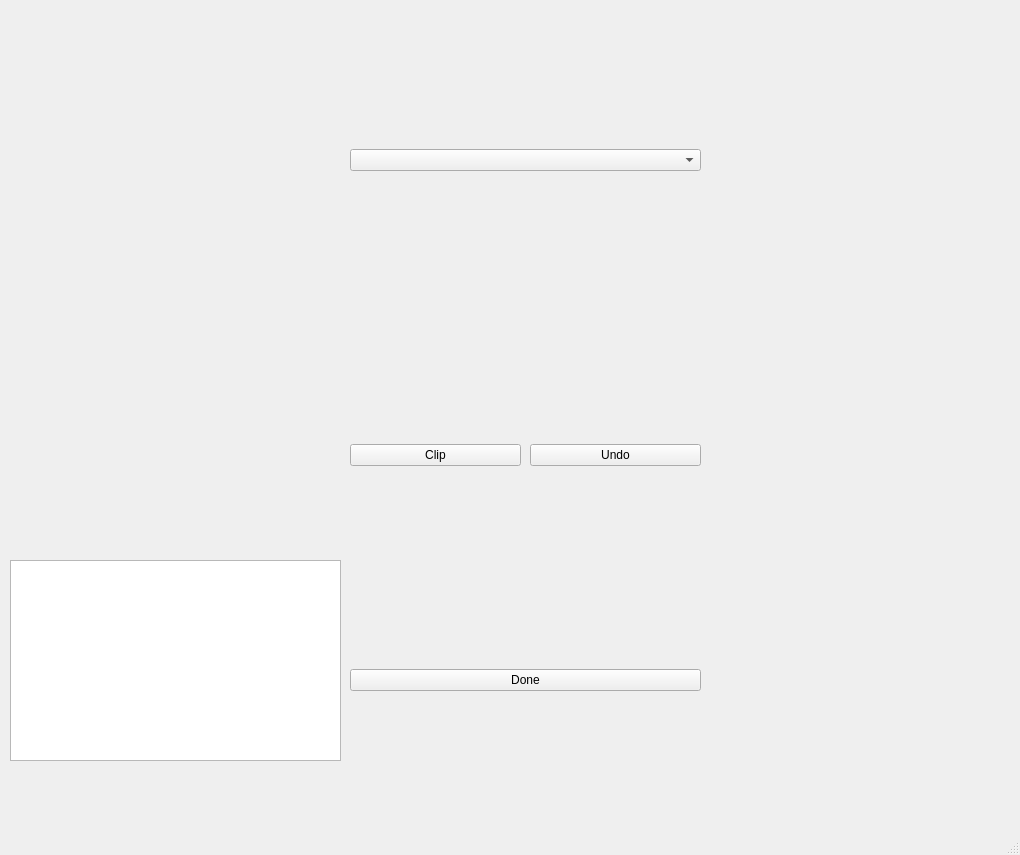
Above: model/PlaneFittingUI.ui from wuxiaohua1011/annotation_app before the change. Below: the same form after it.
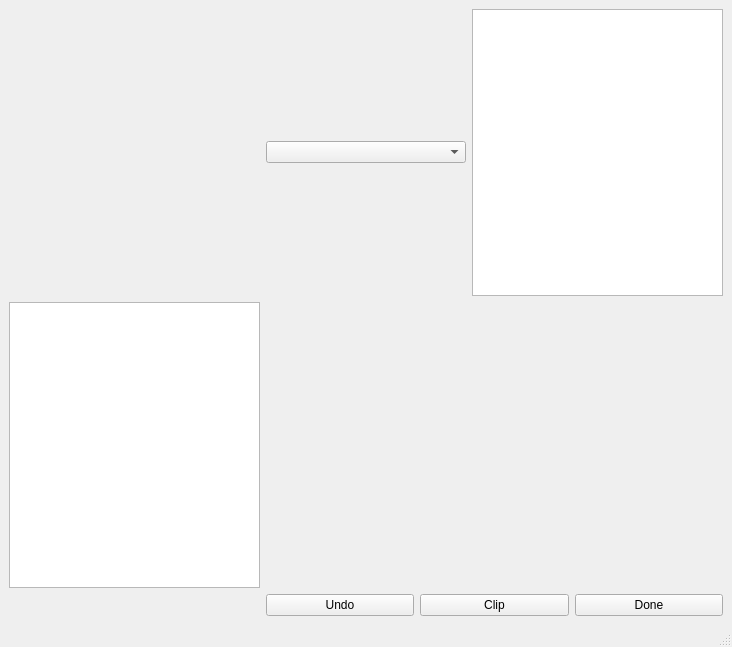
That is the form after the change.

The edit to the form file:
```diff
--- a/model/PlaneFittingUI.ui
+++ b/model/PlaneFittingUI.ui
@@ -6,69 +6,17 @@
    <rect>
     <x>0</x>
     <y>0</y>
-    <width>1020</width>
-    <height>855</height>
+    <width>732</width>
+    <height>647</height>
    </rect>
   </property>
   <property name="windowTitle">
    <string>MainWindow</string>
   </property>
   <widget class="QWidget" name="centralwidget">
-   <widget class="QWidget" name="layoutWidget">
-    <property name="geometry">
-     <rect>
-      <x>10</x>
-      <y>10</y>
-      <width>331</width>
-      <height>541</height>
-     </rect>
-    </property>
-    <layout class="QVBoxLayout" name="data_display_window"/>
-   </widget>
-   <widget class="QWidget" name="layoutWidget_2">
-    <property name="geometry">
-     <rect>
-      <x>350</x>
-      <y>10</y>
-      <width>351</width>
-      <height>301</height>
-     </rect>
-    </property>
-    <layout class="QVBoxLayout" name="vbox_combobox">
-     <item>
-      <widget class="QComboBox" name="combobox_curr_segment"/>
-     </item>
-    </layout>
-   </widget>
-   <widget class="QWidget" name="layoutWidget_3">
-    <property name="geometry">
-     <rect>
-      <x>350</x>
-      <y>310</y>
-      <width>171</width>
-      <height>291</height>
-     </rect>
-    </property>
-    <layout class="QVBoxLayout" name="vbox_btn_clip">
-     <item>
-      <widget class="QPushButton" name="btn_clip">
-       <property name="text">
-        <string>Clip</string>
-       </property>
-      </widget>
-     </item>
-    </layout>
-   </widget>
-   <widget class="QWidget" name="layoutWidget_4">
-    <property name="geometry">
-     <rect>
-      <x>530</x>
-      <y>310</y>
-      <width>171</width>
-      <height>291</height>
-     </rect>
-    </property>
-    <layout class="QVBoxLayout" name="vbox_btn_undo">
+   <layout class="QGridLayout" name="gridLayout">
+    <item row="2" column="1">
+     <layout class="QHBoxLayout" name="horizontalLayout_2">
      <item>
       <widget class="QPushButton" name="btn_undo">
        <property name="text">
@@ -76,18 +24,13 @@
        </property>
       </widget>
      </item>
-    </layout>
-   </widget>
-   <widget class="QWidget" name="layoutWidget_5">
-    <property name="geometry">
-     <rect>
-      <x>350</x>
-      <y>600</y>
-      <width>351</width>
-      <height>161</height>
-     </rect>
-    </property>
-    <layout class="QVBoxLayout" name="vbox_btn_done">
+      <item>
+       <widget class="QPushButton" name="btn_clip">
+        <property name="text">
+         <string>Clip</string>
+        </property>
+       </widget>
+      </item>
      <item>
       <widget class="QPushButton" name="btn_done">
        <property name="text">
@@ -96,17 +39,48 @@
       </widget>
      </item>
     </layout>
-   </widget>
-   <widget class="QListWidget" name="listWidget">
-    <property name="geometry">
-     <rect>
-      <x>10</x>
-      <y>560</y>
-      <width>331</width>
-      <height>201</height>
-     </rect>
-    </property>
-   </widget>
+    </item>
+    <item row="0" column="1">
+     <layout class="QHBoxLayout" name="horizontalLayout">
+      <item>
+       <widget class="QComboBox" name="curr_segment_dropdown">
+        <property name="minimumSize">
+         <size>
+          <width>200</width>
+          <height>0</height>
+         </size>
+        </property>
+       </widget>
+      </item>
+      <item>
+       <widget class="QListWidget" name="segment_list">
+        <property name="minimumSize">
+         <size>
+          <width>200</width>
+          <height>0</height>
+         </size>
+        </property>
+        <property name="maximumSize">
+         <size>
+          <width>300</width>
+          <height>16777215</height>
+         </size>
+        </property>
+       </widget>
+      </item>
+     </layout>
+    </item>
+    <item row="0" column="0">
+     <layout class="QVBoxLayout" name="data_display_window">
+      <property name="sizeConstraint">
+       <enum>QLayout::SetMaximumSize</enum>
+      </property>
+     </layout>
+    </item>
+    <item row="1" column="0">
+     <widget class="QTextEdit" name="message_center_text_edit"/>
+    </item>
+   </layout>
   </widget>
   <widget class="QMenuBar" name="menubar">
    <property name="geometry">
```
Left out of the diff: 2 changed lines with no effect on the pictures. Lines whose indentation alone changed are shown as unchanged.
